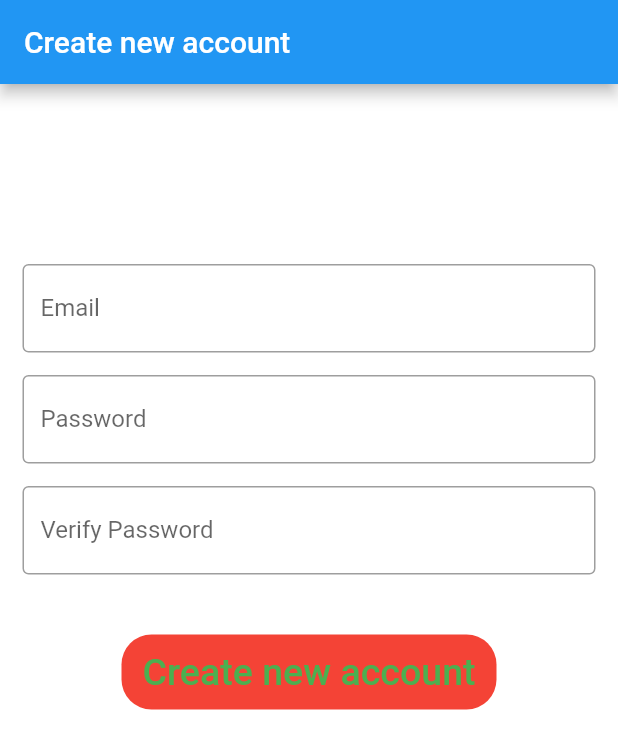
After one commit to walk0858/Software-engineering-project, a Flutter app: the screen it shows after launch, after a tap on "Create New Account", on a phone screen of 412 x 824 dp. The commit adds this screen. Shown: the top 749 px of the screen. Run offline on Flutter 3.47's test engine with Material 2 defaults, Android fonts, the phone set to English and light mode, and no system bars; our stand-ins replace firebase_auth, firebase_core; missing offline and left inert: firebase_analytics_web, firebase_auth_web, firebase_core_web; accounts and stored records are empty; network calls fail.

```diff
--- /dev/null
+++ b/lib/Views/newAccount_page.dart
@@ -0,0 +1,167 @@
+import 'package:firebase_auth/firebase_auth.dart';
+import 'package:flutter/cupertino.dart';
+import 'package:flutter/material.dart';
+import 'hub_page.dart';
+
+
+
+
+class create_account extends StatelessWidget {
+  @override
+  Widget build(BuildContext context) {
+    return MaterialApp(
+      debugShowCheckedModeBanner: false,
+      home: createNewUser(),
+    );
+  }
+}
+
+
+class createNewUser extends StatefulWidget  {
+
+
+
+  createNewUserState createState() => createNewUserState();
+}
+
+class createNewUserState extends State<createNewUser>{
+
+  String errorMessage = '';
+  String password ='';
+  String password2 = '';
+  String email = '';
+
+  void setErrorMessage(String message){
+    setState(() {
+      errorMessage = message;
+    });
+  }
+
+  @override
+  Widget build(BuildContext context) {
+
+
+    return Scaffold(
+      backgroundColor: Colors.white,
+      appBar: AppBar(
+        title: Text("Create new account"),
+      ),
+      body: SingleChildScrollView(
+        child: Column(
+          children: <Widget>[
+            Padding(
+              padding: EdgeInsets.symmetric(vertical: 60),
+            ),
+            Padding(
+              //padding: const EdgeInsets.only(left:15.0,right: 15.0,top:0,bottom: 0),
+              padding: EdgeInsets.symmetric(horizontal: 15),
+
+              child: TextField(
+                decoration: InputDecoration(
+                    border: OutlineInputBorder(),
+                    labelText: 'Email',
+                    hintText: 'Enter valid email id as abc@gmail.com'),
+                keyboardType: TextInputType.emailAddress,
+                onChanged: (text){
+                  email =text;
+                },
+              ),
+            ),
+            Padding(
+              padding: const EdgeInsets.only(
+                  left: 15.0, right: 15.0, top: 15, bottom: 0),
+              //padding: EdgeInsets.symmetric(horizontal: 15),
+              child: TextField(
+
+                obscureText: true,
+                decoration: InputDecoration(
+                    border: OutlineInputBorder(),
+                    labelText: 'Password',
+                    hintText: 'Enter your password'),
+                onChanged: (text){
+                  password = text;
+                },
+
+              ),
+            ),
+
+            Padding(
+              padding: const EdgeInsets.only(
+                  left: 15.0, right: 15.0, top: 15, bottom: 0),
+              //padding: EdgeInsets.symmetric(horizontal: 15),
+              child: TextField(
+
+                obscureText: true,
+                decoration: InputDecoration(
+                    border: OutlineInputBorder(),
+                    labelText: 'Verify Password',
+                    hintText: 'Please retype your password'),
+                onChanged: (text){
+                  password2 = text;
+                },
+
+              ),
+            ),
+            Padding(
+                padding: EdgeInsets.symmetric(vertical: 20)
+            ),
+
+
+            Container(
+              height: 50,
+              width: 250,
+              decoration: BoxDecoration(
+                  color: Colors.red, borderRadius: BorderRadius.circular(20)),
+              child: TextButton(
+                onPressed: () async {
+                  bool success = false;
+
+                  if (password == password2) {
+                    try {
+                      UserCredential userCredential = await FirebaseAuth.instance
+                          .createUserWithEmailAndPassword(
+                          email: email, password: password);
+                      success = true;
+
+                    }
+                    on FirebaseAuthException catch (e) {
+                      if (e.code == 'weak-password') {
+                        setErrorMessage('The password provided is too weak.');
+                      } else if (e.code == 'email-already-in-use') {
+                        setErrorMessage('The account already exists for that email.');
+                      }
+                    } catch (e) {
+                      print(e);
+                    }
+                  }
+                  else {
+                    setErrorMessage("Your passwords do not match");
+                  }
+                  if(success){
+                    Navigator.of(context).push(MaterialPageRoute(builder: (BuildContext context) {
+                      return Hub();
+                    }));
+                  }
+                },
+                child: Text(
+                  'Create new account',
+                  style: TextStyle(color: Colors.green, fontSize: 25),
+                ),
+              ),
+
+            ),
+            Padding(
+                padding: EdgeInsets.symmetric(vertical: 10)),
+            Text(errorMessage,
+              style: TextStyle(color : Colors.red, fontSize: 14),
+            ),
+
+
+
+
+          ],
+        ),
+      ),
+    );
+  }
+}
--- a/lib/main.dart
+++ b/lib/main.dart
@@ -2,6 +2,9 @@ import 'package:fantastic_five_name_game/Utils/constants.dart';
 import 'package:firebase_auth/firebase_auth.dart';
 import 'package:firebase_core/firebase_core.dart';
 import 'package:flutter/material.dart';
+
+import 'Views/hub_page.dart';
+import 'Views/newAccount_page.dart';
 
 void main() {
   WidgetsFlutterBinding.ensureInitialized();
@@ -73,10 +76,14 @@ class _MyHomePageState extends State<MyHomePage> {
       errorMessage = message;
     });
   }
+  void resetErrorMessage(){
+    errorMessage = '';
+  }
 
 
   @override
   Widget build(BuildContext context) {
+    resetErrorMessage();
     // This method is rerun every time setState is called, for instance as done
     // by the _incrementCounter method above.
     //
@@ -171,6 +178,9 @@ class _MyHomePageState extends State<MyHomePage> {
 
                   if(success){
                     setErrorMessage('Login Successful');
+                    Navigator.of(context).push(MaterialPageRoute(builder: (BuildContext context) {
+                      return Hub();
+                    }));
                   }
                   },
                 child: const Text(
@@ -197,7 +207,7 @@ class _MyHomePageState extends State<MyHomePage> {
                   color: Colors.indigo, borderRadius: BorderRadius.circular(20)),
               child: TextButton(
                 onPressed: () async {
-
+                  Navigator.of(context).push(MaterialPageRoute(builder: (context)=>create_account()));
                 },
                 child: const Text(
                   'Create New Account',
@@ -219,7 +229,9 @@ class _MyHomePageState extends State<MyHomePage> {
                   color: Colors.indigo, borderRadius: BorderRadius.circular(20)),
               child: TextButton(
                 onPressed: () async {
-
+                  Navigator.of(context).push(MaterialPageRoute(builder: (BuildContext context) {
+                    return Hub();
+                  }));
                 },
                 child: const Text(
                   'Continue as guest',
```
Also changed, not shown: lib/Views/hub_page.dart (added, +73 -0 lines).
